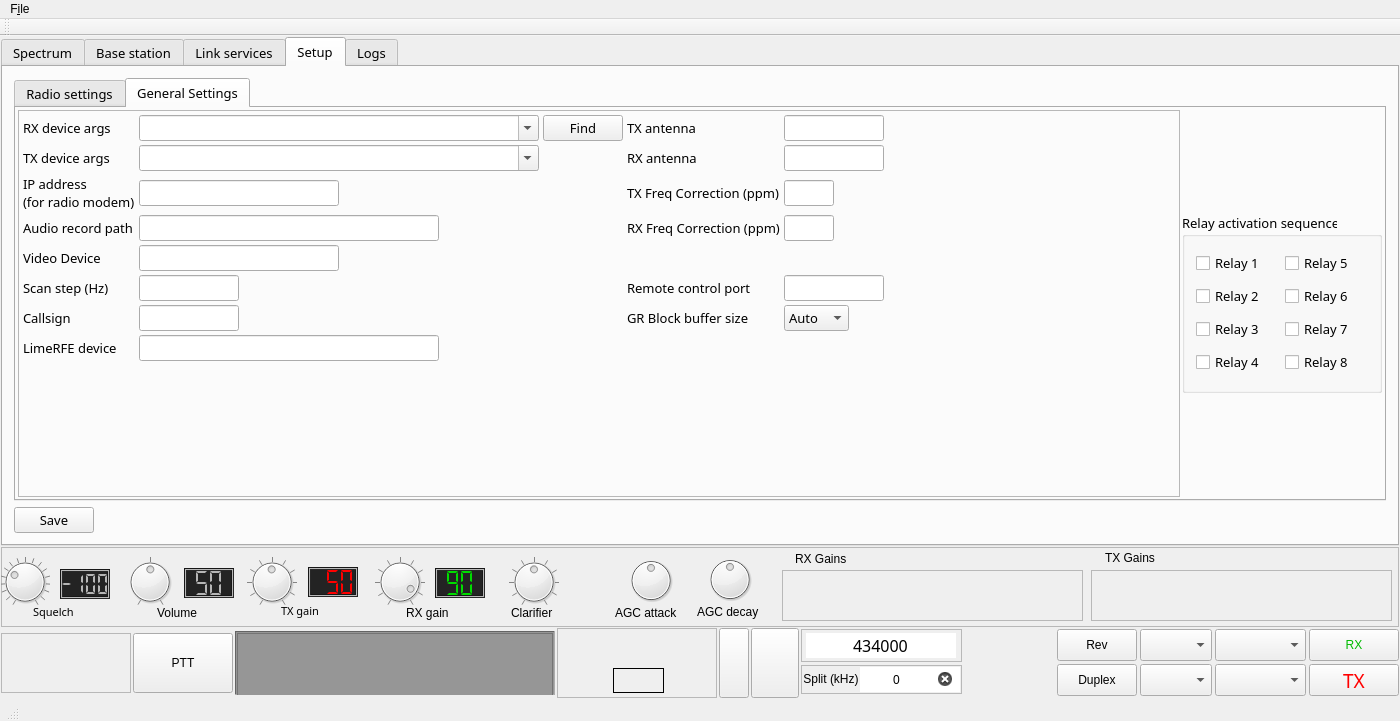
First picture: the form in src/mainwindow.ui, repository qradiolink/qradiolink, before the edit.
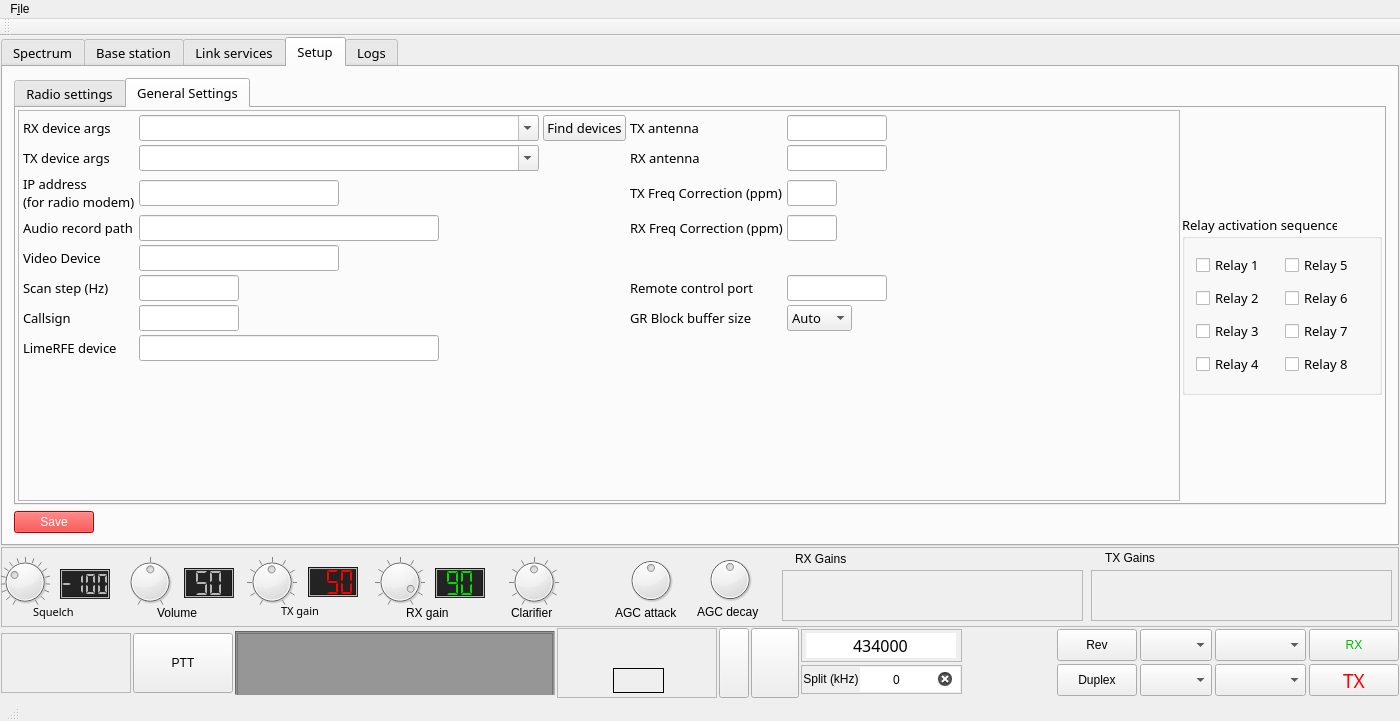
Second picture: the form after the edit. Icons and pictures are not drawn. Custom widgets are drawn as their Qt base class.

Commit message: Add modal dialog for device connection error

Diff of the .ui file:
```diff
--- a/src/mainwindow.ui
+++ b/src/mainwindow.ui
@@ -4207,7 +4207,7 @@
                  <item row="0" column="2">
                   <widget class="QPushButton" name="findDevicesButton">
                    <property name="text">
-                    <string>Find</string>
+                    <string>Find devices</string>
                    </property>
                   </widget>
                  </item>
@@ -4337,6 +4337,10 @@
             <property name="autoFillBackground">
              <bool>false</bool>
             </property>
+            <property name="styleSheet">
+             <string notr="true">color: rgb(255, 255, 255);
+background-color: rgb(255, 0, 0);</string>
+            </property>
             <property name="text">
              <string>Save</string>
             </property>
```
Left out of the diff: 616 changed lines with no effect on the pictures. The commit also changes 7 other files.
